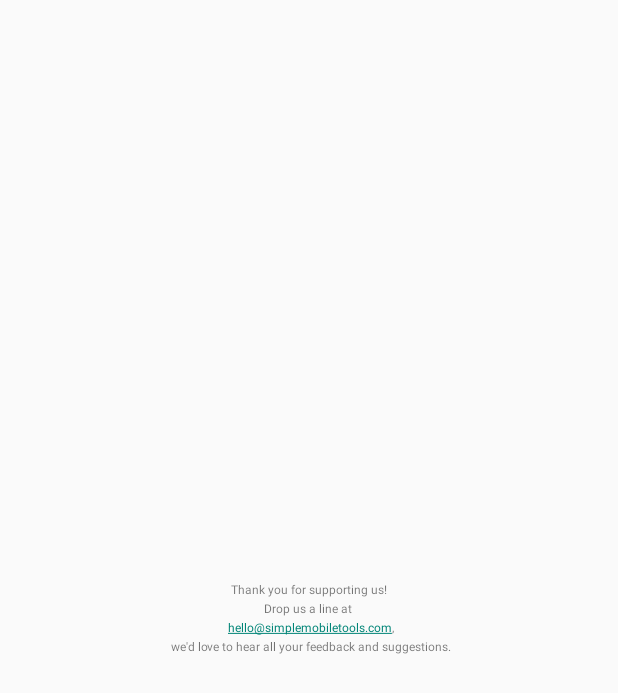
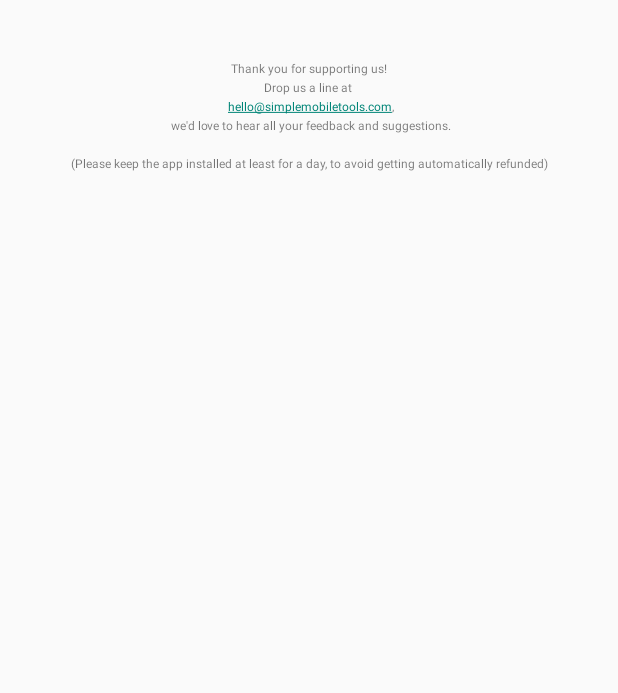
Before and after one commit to SimpleMobileTools/Simple-Thank-You, an Android app: the layout activity_main.xml on its own in the app's theme, with its tools: preview values and no code run, on a phone screen of 412 x 824 dp. Shown: the top 693 px of the screen. Run offline under Robolectric (Android 15) with nearby library versions, the phone set to English and light mode, and no system bars; plain views replace MyTextView.

Commit message:
updating some strings, mention avoiding getting automatically refunded

```diff
--- a/app/src/main/res/layout/activity_main.xml
+++ b/app/src/main/res/layout/activity_main.xml
@@ -10,7 +10,7 @@
         android:layout_width="match_parent"
         android:layout_height="match_parent"
         android:autoLink="email"
-        android:gravity="center"
+        android:gravity="center_horizontal"
         android:lineSpacingExtra="3dp"
         android:padding="40dp"
         android:text="@string/main_text"
--- a/app/src/main/res/values/strings.xml
+++ b/app/src/main/res/values/strings.xml
@@ -1,14 +1,19 @@
 <resources>
     <string name="app_name">Simple Thank You</string>
     <string name="app_launcher_name">Thank You</string>
-    <string name="main_text">Thank you for supporting us!\nDrop us a line at \n hello@simplemobiletools.com,\n we\'d love to hear all your feedback and suggestions.</string>
+    <string name="main_text">Thank you for supporting us!\nDrop us a line at \n hello@simplemobiletools.com,\n we\'d love to hear all your feedback and suggestions.\n\n(Please keep the app installed at least for a day, to avoid getting automatically refunded)</string>
 
     <!-- Strings displayed only on Google Playstore. Optional, but good to have -->
-    <string name="app_short_description">A paid app for people who want to support us, not doing anything whatsoever.</string>
+    <!-- Short description has to have less than 80 chars -->
+    <string name="app_short_description">A paid app for people who want to support us, not doing much yet.</string>
     <string name="app_long_description">
         If you like our apps which are free, non-intrusive and have no ads, please consider supporting us in some way. It will be hugely appreciated.
 
-        This one doesn\'t do anything, but it has a dark theme. That looks cool. It saves your battery and stuff.
+        Please keep the app installed at least for a day, to avoid getting automatically refunded.
+
+        The purpose of this app is just to avoid sporadically seeing the "Donate please" dialog, it might unlock extra features in the future.
+
+        Contains no ads or unnecessary permissions. It is fully opensource, provides customizable colors.
 
         This app is just one piece of a bigger series of apps. You can find the rest of them at http://www.simplemobiletools.com
     </string>
```
Also changed, not shown: 12 other files.
